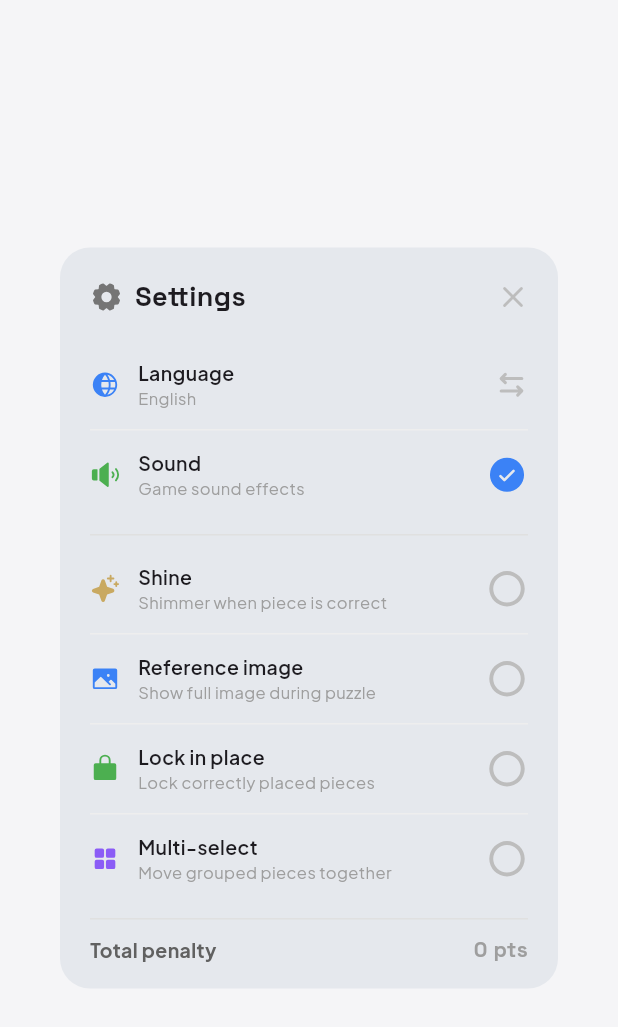
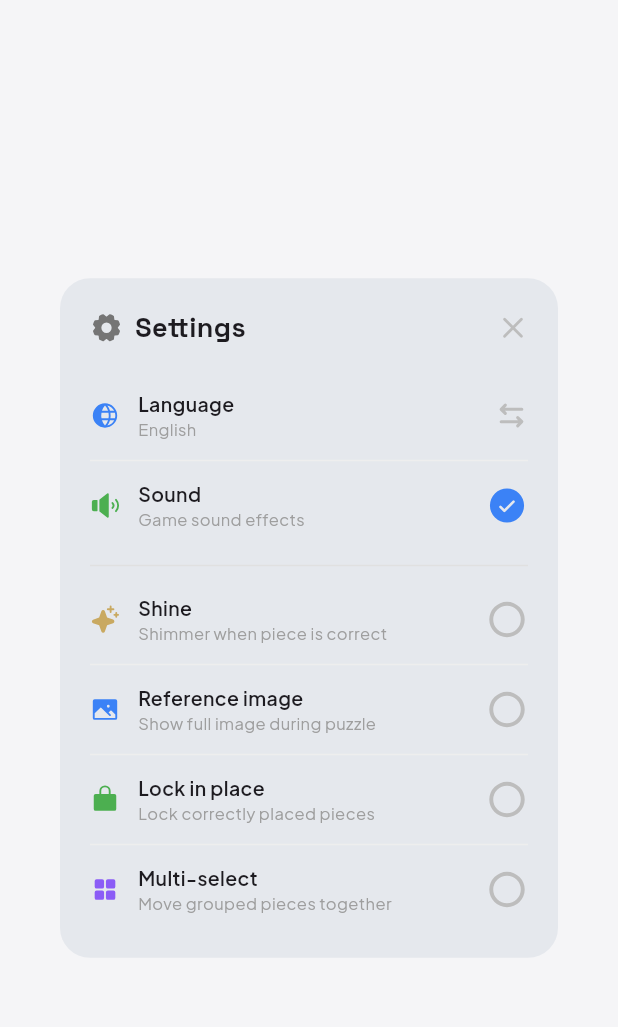
Before and after one commit to sabinovelasquez/chile-puzzle, a Flutter app: the _SettingsDialog widget shown alone on an empty page, opened directly, on a phone screen of 412 x 824 dp. Shown: the top 1027 px of the screen. Run offline on Flutter 3.47's test engine with Material 3 defaults, Android fonts, the phone set to English and light mode, and no system bars; our stand-ins replace cached_network_image, google_fonts, google_mobile_ads, phosphor_flutter, shared_preferences; missing offline and left inert: flutter_confetti, flutter_soloud, games_services; accounts and stored records are empty; network calls fail; statements that could not run were skipped.

Commit message:
fix: hide Total penalty row in settings when none active
The row previously always showed "0 pts" even with no penalty feats
enabled, which was just visual noise. Now the divider and row are
hidden entirely until a penalty feat is toggled on.

Co-Authored-By: Claude Opus 4.6 <noreply@anthropic.com>

```diff
--- a/lib/features/profile/profile_screen.dart
+++ b/lib/features/profile/profile_screen.dart
@@ -449,6 +449,7 @@ class _SettingsDialogState extends State<_SettingsDialog> {
                   setState(() {});
                 },
               ),
+              if (totalPenalty > 0) ...[
                 const SizedBox(height: 10),
                 Container(height: 1, color: Colors.grey.shade300),
                 const SizedBox(height: 10),
@@ -465,15 +466,16 @@ class _SettingsDialogState extends State<_SettingsDialog> {
                       ),
                     ),
                     Text(
-                    totalPenalty > 0 ? '-$totalPenalty pts' : '0 pts',
+                      '-$totalPenalty pts',
                       style: GoogleFonts.spaceGrotesk(
                         fontSize: 14,
                         fontWeight: FontWeight.w800,
-                      color: totalPenalty > 0 ? Colors.red.shade400 : Colors.grey.shade500,
+                        color: Colors.red.shade400,
                       ),
                     ),
                   ],
                 ),
+              ],
             ],
           ),
         ),
```
Lines whose indentation alone changed are shown as unchanged.
